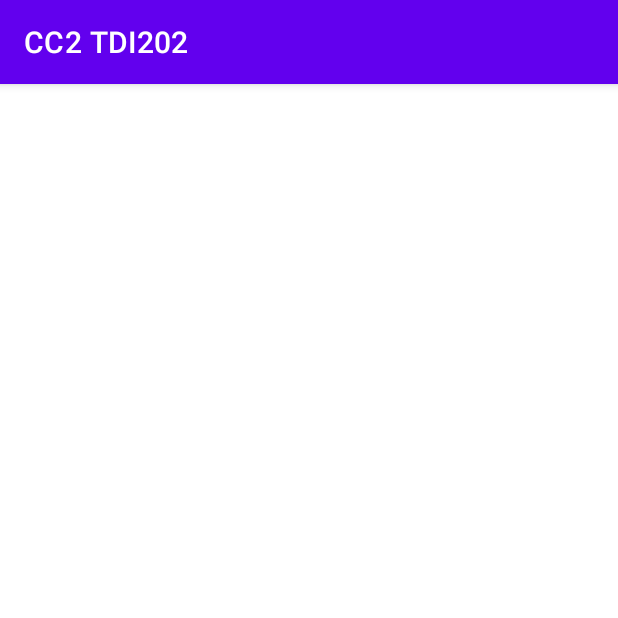
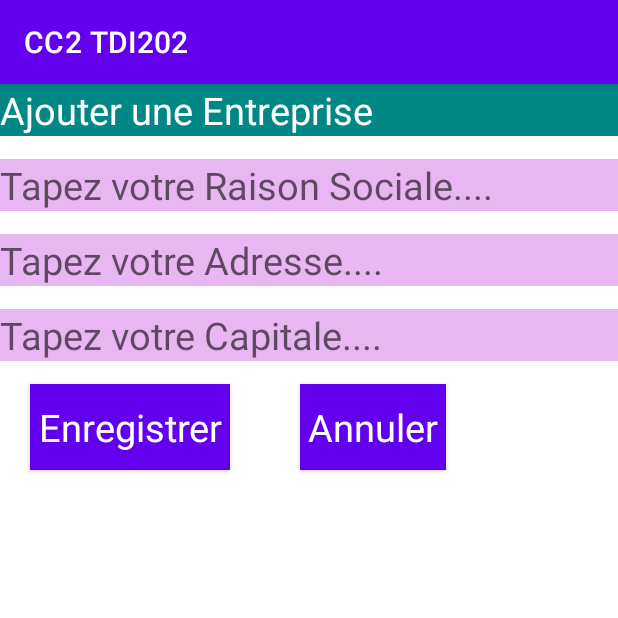
Before and after one commit to SalwaBekk/CC2, an Android app: the AjouterEntreprise screen opened directly, with no data from a screen before it, on a phone screen of 412 x 824 dp, the top half of it. Run offline under Robolectric (Android 15) with nearby library versions, the phone set to English and light mode, and no system bars.

Commit message:
Question 10

```diff
--- a/app/src/main/java/com/example/cc2tdi202/AjouterEntreprise.java
+++ b/app/src/main/java/com/example/cc2tdi202/AjouterEntreprise.java
@@ -2,13 +2,47 @@ package com.example.cc2tdi202;
 
 import androidx.appcompat.app.AppCompatActivity;
 
+import android.content.Intent;
 import android.os.Bundle;
+import android.view.View;
+import android.widget.EditText;
+import android.widget.Toast;
 
 public class AjouterEntreprise extends AppCompatActivity {
 
+    EditText e1,e2,e3;
+    MyDatabase db;
     @Override
     protected void onCreate(Bundle savedInstanceState) {
         super.onCreate( savedInstanceState );
         setContentView( R.layout.activity_ajouter_entreprise );
+        e1=findViewById( R.id.Rsocial );
+        e2=findViewById( R.id.adresse );
+        e3=findViewById( R.id.capitale );
+        db=new MyDatabase(this );
+    }
+
+    public void annuler(View view) {
+        Intent i = null;
+
+        i=new Intent(AjouterEntreprise.this, MainActivity.class);
+        startActivity(i);
+
+    }
+
+    public void enregistrer(View view) {
+
+
+        Entreprise e = new Entreprise();
+
+        e.setRaisonSociale(e1.getText().toString());
+        e.setAdresse(e2.getText().toString());
+        e.setCapitale(Double.parseDouble(e3.getText().toString()));
+
+        if(MyDatabase.AddEntreprise(db.getWritableDatabase(),e)==-1)
+            Toast.makeText(this, "Enregistrement echoue", Toast.LENGTH_SHORT).show();
+        else
+            Toast.makeText(this, "Enregistrement reussie", Toast.LENGTH_SHORT).show();
+
     }
 }
--- a/app/src/main/res/layout/activity_ajouter_entreprise.xml
+++ b/app/src/main/res/layout/activity_ajouter_entreprise.xml
@@ -1,9 +1,56 @@
 <?xml version="1.0" encoding="utf-8"?>
-<androidx.constraintlayout.widget.ConstraintLayout xmlns:android="http://schemas.android.com/apk/res/android"
+<RelativeLayout xmlns:android="http://schemas.android.com/apk/res/android"
     xmlns:app="http://schemas.android.com/apk/res-auto"
     xmlns:tools="http://schemas.android.com/tools"
     android:layout_width="match_parent"
     android:layout_height="match_parent"
     tools:context=".AjouterEntreprise">
+    <TextView
+        android:layout_width="match_parent"
+        android:layout_height="wrap_content"
+        android:text="Ajouter une Entreprise"
+        android:background="@color/teal_700"
+        android:textColor="@color/white"
+        android:textSize="25dp"
+        />
 
-</androidx.constraintlayout.widget.ConstraintLayout>
+    <EditText
+        android:id="@+id/Rsocial"
+        android:layout_width="match_parent"
+        android:layout_height="wrap_content"
+        android:layout_marginTop="50dp"
+        android:hint="Tapez votre Raison Sociale...."
+        style="@style/TextAvtivite"/>
+    <EditText
+        android:id="@+id/adresse"
+        android:layout_width="match_parent"
+        android:layout_height="wrap_content"
+        android:layout_marginTop="100dp"
+        android:hint="Tapez votre Adresse...."
+        style="@style/TextAvtivite"/>
+    <EditText
+        android:id="@+id/capitale"
+        android:layout_width="match_parent"
+        android:layout_height="wrap_content"
+        android:layout_marginTop="150dp"
+        android:hint="Tapez votre Capitale...."
+        style="@style/TextAvtivite"/>
+    <Button
+        android:layout_width="wrap_content"
+        android:layout_height="wrap_content"
+        style="@style/btnavtivite"
+        android:text="@string/btnEnrg"
+        android:onClick="enregistrer"/>
+    <Button
+        android:layout_width="wrap_content"
+        android:layout_height="wrap_content"
+        style="@style/btnavtivite"
+        android:layout_marginLeft="200dp"
+        android:text="@string/btnAnnul"
+        android:onClick="annuler"/>
+
+
+
+
+
+</RelativeLayout>
--- a/app/src/main/res/values/Styles.xml
+++ b/app/src/main/res/values/Styles.xml
@@ -12,7 +12,9 @@
     <style name="btnavtivite" parent="android:Widget.Button">
         <item name="android:layout_width">match_parent</item>
         <item name="android:layout_height">wrap_content</item>
-        <item name="android:layout_margin">10dp</item>
+        <item name="android:layout_marginTop">200dp</item>
+        <item name="android:layout_marginLeft">20dp</item>
+        <item name="android:layout_marginRight">10dp</item>
         <item name="android:textSize">25sp</item>
         <item name="android:padding">5sp</item>
         <item name="android:background">@color/teal_700</item>
@@ -21,9 +23,7 @@
     <style name="TextAvtivite" parent="android:Widget.EditText">
         <item name="android:layout_width">match_parent</item>
         <item name="android:layout_height">wrap_content</item>
-        <item name="android:layout_margin">10dp</item>
         <item name="android:textSize">25sp</item>
-        <item name="android:padding">5sp</item>
         <item name="android:background">#E8B6F1</item>
     </style>
 </resources>
--- a/app/src/main/res/values/strings.xml
+++ b/app/src/main/res/values/strings.xml
@@ -4,4 +4,8 @@
     <string name="btnAjouter">Ajouter une entreprise</string>
     <string name="btnEditer">Editer une entreprise</string>
     <string name="btnLister">Lister de tous les entreprises</string>
+    <string name="btnEnrg">Enregistrer</string>
+    <string name="btnAnnul">Annuler</string>
+
+
 </resources>
```
